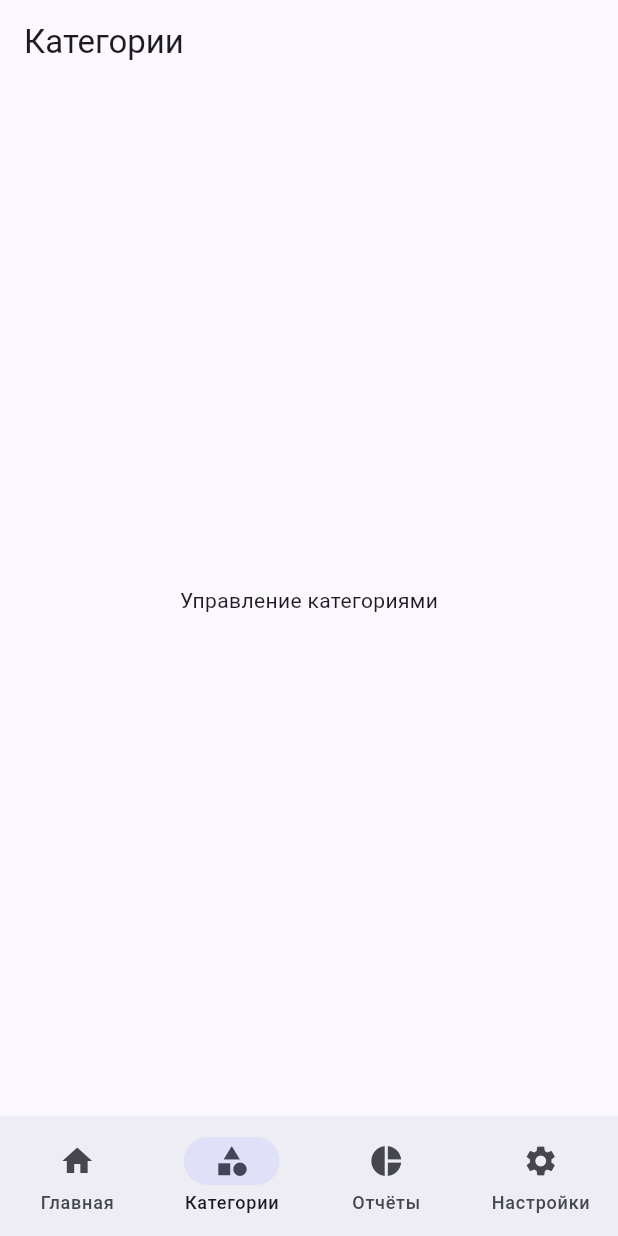
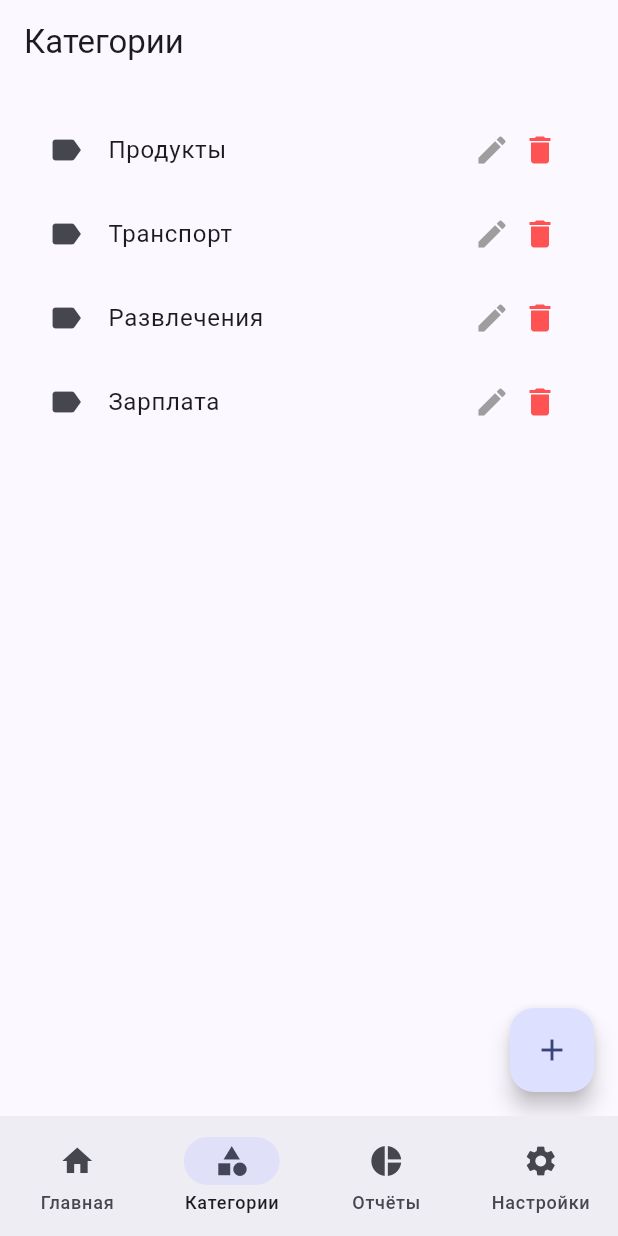
Before and after one commit to Dev-saint/FinliteApp, a Flutter app: the screen it shows after launch, item 2 of the bottom bar chosen, on a phone screen of 412 x 824 dp. Run offline on Flutter 3.47's test engine with Material 3 defaults, Android fonts, the phone set to English and light mode, and no system bars.

Commit message:
Add static category screen with add category form

```diff
--- a/lib/screens/categories_screen.dart
+++ b/lib/screens/categories_screen.dart
@@ -1,13 +1,54 @@
 import 'package:flutter/material.dart';
+import 'add_category_screen.dart';
 
 class CategoriesScreen extends StatelessWidget {
   const CategoriesScreen({super.key});
+
+  void _openAddCategoryScreen(BuildContext context) {
+    Navigator.push(
+      context,
+      MaterialPageRoute(builder: (_) => const AddCategoryScreen()),
+    );
+  }
 
   @override
   Widget build(BuildContext context) {
     return Scaffold(
       appBar: AppBar(title: const Text('Категории')),
-      body: const Center(child: Text('Управление категориями')),
+      body: ListView(
+        padding: const EdgeInsets.all(16),
+        children: const [
+          CategoryTile(name: 'Продукты'),
+          CategoryTile(name: 'Транспорт'),
+          CategoryTile(name: 'Развлечения'),
+          CategoryTile(name: 'Зарплата'),
+        ],
+      ),
+      floatingActionButton: FloatingActionButton(
+        onPressed: () => _openAddCategoryScreen(context),
+        child: const Icon(Icons.add),
+      ),
     );
   }
 }
+
+class CategoryTile extends StatelessWidget {
+  final String name;
+
+  const CategoryTile({super.key, required this.name});
+
+  @override
+  Widget build(BuildContext context) {
+    return ListTile(
+      leading: const Icon(Icons.label),
+      title: Text(name),
+      trailing: Wrap(
+        spacing: 8,
+        children: const [
+          Icon(Icons.edit, color: Colors.grey),
+          Icon(Icons.delete, color: Colors.redAccent),
+        ],
+      ),
+    );
+  }
+}
```
Also changed, not shown: lib/screens/add_category_screen.dart (added, +33 -0 lines).
